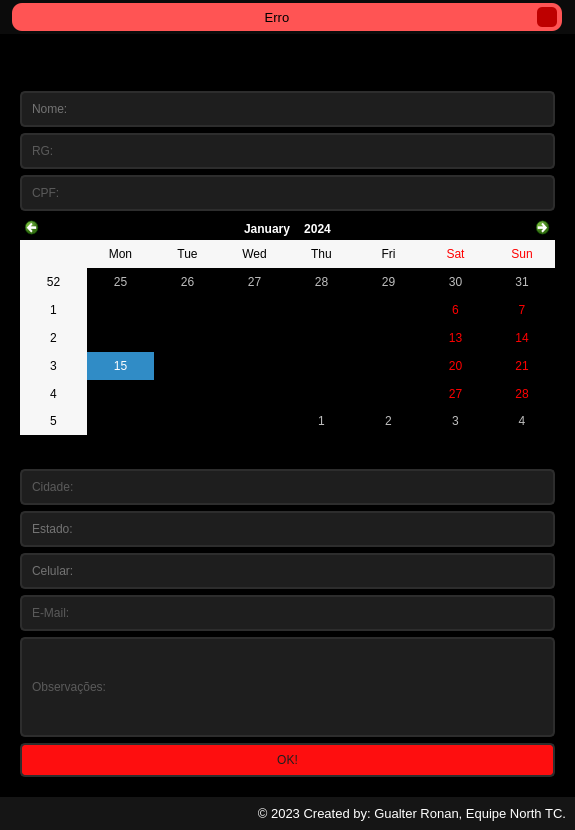
The window that RegistrationSystem/Frames/add.ui (ronannt/Projetos) describes before a commit, drawn with Qt 5.
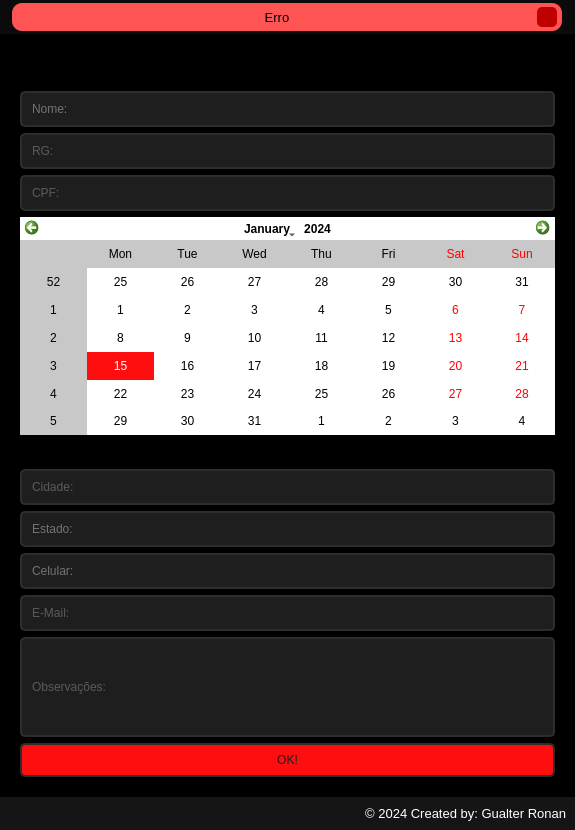
The same window after the commit. Icons and pictures are not drawn.

```diff
--- a/RegistrationSystem/Frames/add.ui
+++ b/RegistrationSystem/Frames/add.ui
@@ -331,6 +331,14 @@
               <height>200</height>
              </size>
             </property>
+            <property name="styleSheet">
+             <string notr="true">color: rgb(0, 0, 0);
+background-color: rgb(255, 255, 255);
+alternate-background-color: rgb(200, 200, 200);
+selection-color: rgb(255, 255, 255);
+selection-background-color: rgb(254, 14, 15);
+</string>
+            </property>
            </widget>
           </item>
           <item>
@@ -533,7 +541,7 @@
           <string notr="true">color: rgb(255, 255, 255);</string>
          </property>
          <property name="text">
-          <string>© 2023 Created by: Gualter Ronan, Equipe North TC.</string>
+          <string>© 2024 Created by: Gualter Ronan</string>
          </property>
          <property name="alignment">
           <set>Qt::AlignRight|Qt::AlignTrailing|Qt::AlignVCenter</set>
```
Left out of the diff: 2 changed lines with no effect on the pictures.
